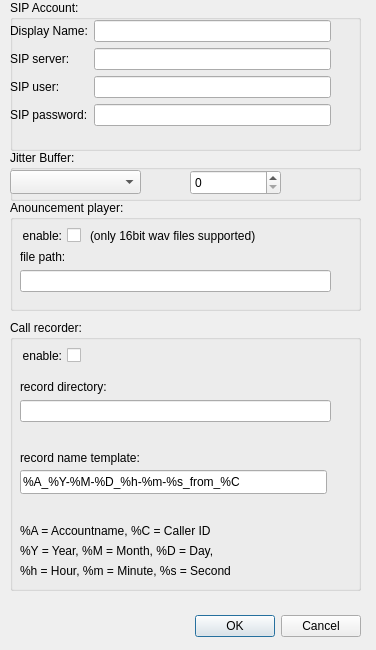
This is accountdialog.ui in AWAH-SIP/AWAH-SIP_Desktop-GUI as Qt 5 draws it before an edit. The edited form follows.
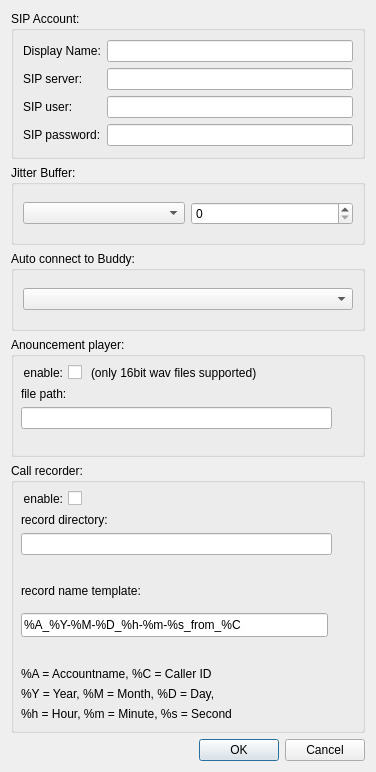
This is the edited form.

```diff
--- a/accountdialog.ui
+++ b/accountdialog.ui
@@ -7,7 +7,7 @@
     <x>0</x>
     <y>0</y>
     <width>376</width>
-    <height>650</height>
+    <height>772</height>
    </rect>
   </property>
   <property name="minimumSize">
@@ -19,101 +19,115 @@
   <property name="maximumSize">
    <size>
     <width>376</width>
-    <height>800</height>
+    <height>900</height>
    </size>
   </property>
   <property name="windowTitle">
    <string>Dialog</string>
   </property>
-  <widget class="QDialogButtonBox" name="buttonBox">
-   <property name="geometry">
-    <rect>
-     <x>20</x>
-     <y>610</y>
-     <width>341</width>
-     <height>32</height>
-    </rect>
-   </property>
-   <property name="orientation">
-    <enum>Qt::Horizontal</enum>
-   </property>
-   <property name="standardButtons">
-    <set>QDialogButtonBox::Cancel|QDialogButtonBox::Ok</set>
-   </property>
-  </widget>
-  <widget class="QGroupBox" name="SIPAccount">
+  <layout class="QGridLayout" name="gridLayout_4">
+   <item row="4" column="0">
+    <widget class="QGroupBox" name="PlayerBox">
+     <property name="minimumSize">
+      <size>
+       <width>0</width>
+       <height>120</height>
+      </size>
+     </property>
+     <property name="maximumSize">
+      <size>
+       <width>16777215</width>
+       <height>120</height>
+      </size>
+     </property>
+     <property name="title">
+      <string>Anouncement player:</string>
+     </property>
+     <widget class="QWidget" name="gridLayoutWidget_2">
    <property name="geometry">
     <rect>
      <x>10</x>
-     <y>0</y>
-     <width>351</width>
-     <height>151</height>
-    </rect>
-   </property>
-   <property name="title">
-    <string>SIP Account:</string>
-   </property>
-   <widget class="QWidget" name="formLayoutWidget">
+        <y>50</y>
+        <width>311</width>
+        <height>61</height>
+       </rect>
+      </property>
+      <layout class="QGridLayout" name="gridLayout_2">
+       <item row="1" column="0">
+        <layout class="QFormLayout" name="formLayout_3">
+         <item row="0" column="0">
+          <widget class="QLabel" name="label_filepah">
+           <property name="text">
+            <string>file path:</string>
+           </property>
+          </widget>
+         </item>
+         <item row="1" column="0" colspan="2">
+          <widget class="QLineEdit" name="lineEdit_playpath"/>
+         </item>
+        </layout>
+       </item>
+      </layout>
+     </widget>
+     <widget class="QCheckBox" name="checkBox_enableplayer">
     <property name="geometry">
      <rect>
       <x>0</x>
       <y>20</y>
-      <width>321</width>
-      <height>121</height>
-     </rect>
-    </property>
-    <layout class="QFormLayout" name="formLayout">
-     <item row="0" column="0">
-      <widget class="QLabel" name="label">
+        <width>71</width>
+        <height>31</height>
+       </rect>
+      </property>
+      <property name="layoutDirection">
+       <enum>Qt::RightToLeft</enum>
+      </property>
        <property name="text">
-        <string>Display Name:</string>
-       </property>
+       <string>enable:</string>
+      </property>
+     </widget>
+     <widget class="QLabel" name="label_7">
+      <property name="geometry">
+       <rect>
+        <x>80</x>
+        <y>20</y>
+        <width>241</width>
+        <height>31</height>
+       </rect>
+      </property>
+      <property name="text">
+       <string>(only 16bit wav files supported)</string>
+      </property>
+     </widget>
       </widget>
      </item>
      <item row="1" column="0">
-      <widget class="QLabel" name="label_2">
-       <property name="text">
-        <string>SIP server:</string>
-       </property>
-      </widget>
-     </item>
-     <item row="2" column="0">
-      <widget class="QLabel" name="label_3">
-       <property name="text">
-        <string>SIP user:</string>
-       </property>
-      </widget>
-     </item>
-     <item row="3" column="0">
-      <widget class="QLabel" name="label_4">
-       <property name="text">
-        <string>SIP password:</string>
-       </property>
-      </widget>
+    <widget class="QGroupBox" name="JitterBox">
+     <property name="maximumSize">
+      <size>
+       <width>16777215</width>
+       <height>80</height>
+      </size>
+     </property>
+     <property name="title">
+      <string>Jitter Buffer:</string>
+     </property>
+     <layout class="QGridLayout" name="gridLayout_3">
+      <item row="0" column="0">
+       <widget class="QComboBox" name="comboBox_JBType"/>
      </item>
      <item row="0" column="1">
-      <widget class="QLineEdit" name="lineEdit_Name"/>
-     </item>
-     <item row="1" column="1">
-      <widget class="QLineEdit" name="lineEdit_server"/>
-     </item>
-     <item row="2" column="1">
-      <widget class="QLineEdit" name="lineEdit_user"/>
-     </item>
-     <item row="3" column="1">
-      <widget class="QLineEdit" name="lineEdit_password"/>
+       <widget class="QSpinBox" name="spinBox_JB_FixedDel"/>
      </item>
     </layout>
    </widget>
-  </widget>
+   </item>
+   <item row="5" column="0">
   <widget class="QGroupBox" name="RecoderBox">
-   <property name="geometry">
-    <rect>
-     <x>10</x>
-     <y>320</y>
-     <width>351</width>
-     <height>271</height>
-    </rect>
+     <property name="minimumSize">
+      <size>
+       <width>0</width>
+       <height>270</height>
+      </size>
    </property>
    <property name="title">
     <string>Call recorder:</string>
@@ -122,7 +136,7 @@
     <property name="geometry">
      <rect>
       <x>10</x>
-      <y>60</y>
+        <y>50</y>
       <width>311</width>
       <height>61</height>
      </rect>
@@ -164,7 +178,7 @@
     <property name="geometry">
      <rect>
       <x>10</x>
-      <y>130</y>
+        <y>120</y>
       <width>141</width>
       <height>16</height>
      </rect>
@@ -226,107 +240,95 @@
     </property>
    </widget>
   </widget>
-  <widget class="QGroupBox" name="PlayerBox">
-   <property name="geometry">
-    <rect>
-     <x>10</x>
-     <y>200</y>
-     <width>351</width>
-     <height>111</height>
-    </rect>
+   </item>
+   <item row="6" column="0">
+    <widget class="QDialogButtonBox" name="buttonBox">
+     <property name="orientation">
+      <enum>Qt::Horizontal</enum>
+     </property>
+     <property name="standardButtons">
+      <set>QDialogButtonBox::Cancel|QDialogButtonBox::Ok</set>
+     </property>
+    </widget>
+   </item>
+   <item row="0" column="0">
+    <widget class="QGroupBox" name="SIPAccount">
+     <property name="maximumSize">
+      <size>
+       <width>16777215</width>
+       <height>170</height>
+      </size>
    </property>
    <property name="title">
-    <string>Anouncement player:</string>
-   </property>
-   <widget class="QWidget" name="gridLayoutWidget_2">
-    <property name="geometry">
-     <rect>
-      <x>10</x>
-      <y>50</y>
-      <width>311</width>
-      <height>61</height>
-     </rect>
-    </property>
-    <layout class="QGridLayout" name="gridLayout_2">
+      <string>SIP Account:</string>
+     </property>
+     <layout class="QVBoxLayout" name="verticalLayout_2">
+      <item>
+       <layout class="QFormLayout" name="formLayout">
+        <item row="0" column="0">
+         <widget class="QLabel" name="label">
+          <property name="text">
+           <string>Display Name:</string>
+          </property>
+         </widget>
+        </item>
      <item row="1" column="0">
-      <layout class="QFormLayout" name="formLayout_3">
-       <item row="0" column="0">
-        <widget class="QLabel" name="label_filepah">
+         <widget class="QLabel" name="label_2">
          <property name="text">
-          <string>file path:</string>
+           <string>SIP server:</string>
          </property>
         </widget>
        </item>
-       <item row="1" column="0" colspan="2">
-        <widget class="QLineEdit" name="lineEdit_playpath"/>
-       </item>
-      </layout>
-     </item>
-    </layout>
-   </widget>
-   <widget class="QCheckBox" name="checkBox_enableplayer">
-    <property name="geometry">
-     <rect>
-      <x>0</x>
-      <y>20</y>
-      <width>71</width>
-      <height>31</height>
-     </rect>
-    </property>
-    <property name="layoutDirection">
-     <enum>Qt::RightToLeft</enum>
-    </property>
+        <item row="2" column="0">
+         <widget class="QLabel" name="label_3">
     <property name="text">
-     <string>enable:</string>
-    </property>
-   </widget>
-   <widget class="QLabel" name="label_7">
-    <property name="geometry">
-     <rect>
-      <x>80</x>
-      <y>20</y>
-      <width>241</width>
-      <height>31</height>
-     </rect>
-    </property>
+           <string>SIP user:</string>
+          </property>
+         </widget>
+        </item>
+        <item row="3" column="0">
+         <widget class="QLabel" name="label_4">
     <property name="text">
-     <string>(only 16bit wav files supported)</string>
-    </property>
-   </widget>
-  </widget>
-  <widget class="QGroupBox" name="JitterBox">
-   <property name="geometry">
-    <rect>
-     <x>10</x>
-     <y>150</y>
-     <width>351</width>
-     <height>51</height>
-    </rect>
+           <string>SIP password:</string>
+          </property>
+         </widget>
+        </item>
+        <item row="0" column="1">
+         <widget class="QLineEdit" name="lineEdit_Name"/>
+        </item>
+        <item row="1" column="1">
+         <widget class="QLineEdit" name="lineEdit_server"/>
+        </item>
+        <item row="2" column="1">
+         <widget class="QLineEdit" name="lineEdit_user"/>
+        </item>
+        <item row="3" column="1">
+         <widget class="QLineEdit" name="lineEdit_password"/>
+        </item>
+       </layout>
+      </item>
+     </layout>
+    </widget>
+   </item>
+   <item row="3" column="0">
+    <widget class="QGroupBox" name="BuddyBox">
+     <property name="maximumSize">
+      <size>
+       <width>16777215</width>
+       <height>80</height>
+      </size>
    </property>
    <property name="title">
-    <string>Jitter Buffer:</string>
-   </property>
-   <widget class="QComboBox" name="comboBox_JBType">
-    <property name="geometry">
-     <rect>
-      <x>0</x>
-      <y>20</y>
-      <width>131</width>
-      <height>24</height>
-     </rect>
-    </property>
-   </widget>
-   <widget class="QSpinBox" name="spinBox_JB_FixedDel">
-    <property name="geometry">
-     <rect>
-      <x>180</x>
-      <y>20</y>
-      <width>91</width>
-      <height>25</height>
-     </rect>
-    </property>
-   </widget>
-  </widget>
+      <string>Auto connect to Buddy:</string>
+     </property>
+     <layout class="QGridLayout" name="gridLayout_5">
+      <item row="0" column="0">
+       <widget class="QComboBox" name="comboBox_AutoconBuddy"/>
+      </item>
+     </layout>
+    </widget>
+   </item>
+  </layout>
  </widget>
  <resources/>
  <connections>
```
Lines whose indentation alone changed are shown as unchanged.
